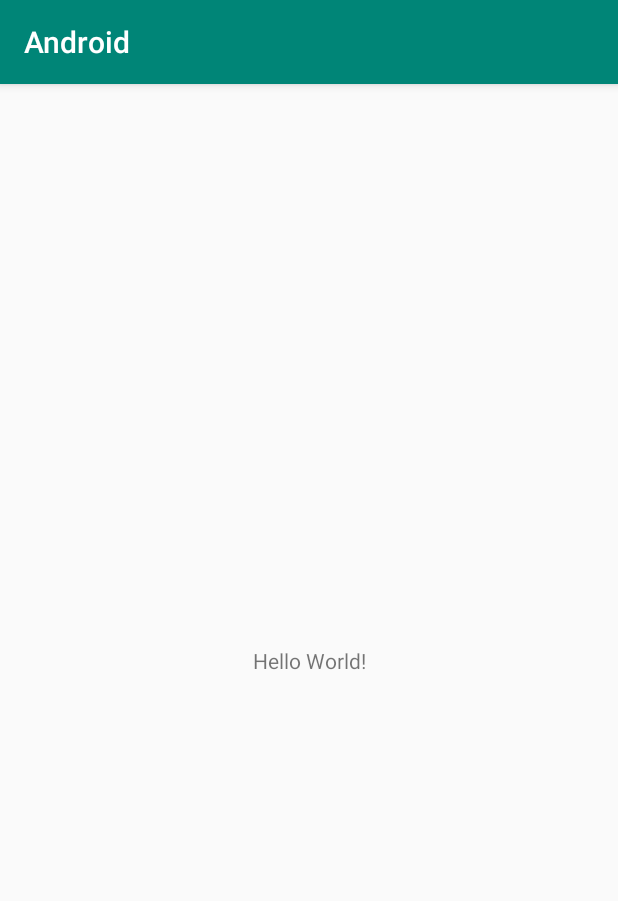
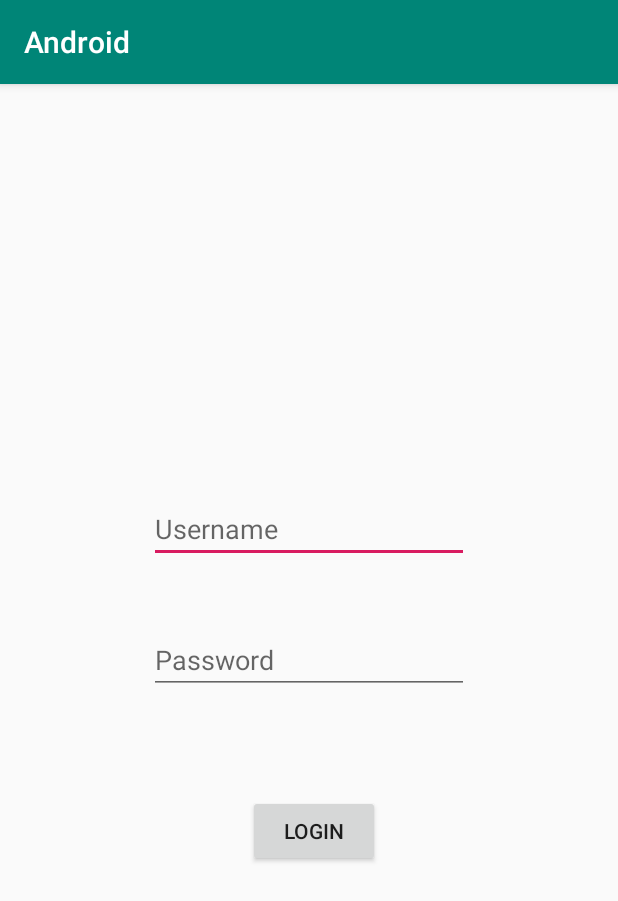
Before and after one commit to Tiberiu-Cocei/Licenta, an Android app: the screen it shows after launch (MainActivity before the commit, LoginActivity after it), on a phone screen of 412 x 824 dp. Shown: the top 901 px of the screen. Run offline under Robolectric (Android 15) with nearby library versions, the phone set to English and light mode, and no system bars.

Commit message:
[Android] Login activity WIP

```diff
--- a/Android/app/src/main/AndroidManifest.xml
+++ b/Android/app/src/main/AndroidManifest.xml
@@ -9,7 +9,7 @@
         android:roundIcon="@mipmap/ic_launcher_round"
         android:supportsRtl="true"
         android:theme="@style/AppTheme">
-        <activity android:name=".MainActivity">
+        <activity android:name=".activities.LoginActivity">
             <intent-filter>
                 <action android:name="android.intent.action.MAIN" />
 
--- a/Android/app/src/main/java/com/android/android/MainActivity.java
+++ /dev/null
@@ -1,14 +0,0 @@
-package com.android.android;
-
-import androidx.appcompat.app.AppCompatActivity;
-
-import android.os.Bundle;
-
-public class MainActivity extends AppCompatActivity {
-
-    @Override
-    protected void onCreate(Bundle savedInstanceState) {
-        super.onCreate(savedInstanceState);
-        setContentView(R.layout.activity_main);
-    }
-}
--- /dev/null
+++ b/Android/app/src/main/java/com/android/android/activities/LoginActivity.java
@@ -0,0 +1,49 @@
+package com.android.android.activities;
+
+import androidx.appcompat.app.AppCompatActivity;
+
+import android.os.Bundle;
+import android.view.View;
+import android.widget.Button;
+import android.widget.EditText;
+import android.widget.TextView;
+
+import com.android.android.R;
+import com.android.android.dtos.LoginDto;
+
+public class LoginActivity extends AppCompatActivity {
+
+    private EditText usernameText;
+
+    private EditText passwordText;
+
+    private TextView messageText;
+
+    @Override
+    protected void onCreate(Bundle savedInstanceState) {
+        super.onCreate(savedInstanceState);
+        setContentView(R.layout.activity_login);
+
+        usernameText = findViewById(R.id.loginUsername);
+        passwordText = findViewById(R.id.loginPassword);
+        messageText = findViewById(R.id.loginMessage);
+
+        final Button login = findViewById(R.id.loginButton);
+        login.setOnClickListener(new View.OnClickListener() {
+            public void onClick(View v) {
+                String username = usernameText.getText().toString();
+                String password = passwordText.getText().toString();
+                if(username.length() == 0) {
+                    messageText.setText(R.string.username_empty_warning);
+                }
+                else if(password.length() == 0) {
+                    messageText.setText(R.string.password_empty_warning);
+                }
+                else {
+                    LoginDto loginDto = new LoginDto(username, password);
+                    //call api
+                }
+            }
+        });
+    }
+}
--- /dev/null
+++ b/Android/app/src/main/java/com/android/android/dtos/LoginDto.java
@@ -0,0 +1,14 @@
+package com.android.android.dtos;
+
+public class LoginDto {
+
+    private String username;
+
+    private String password;
+
+    public LoginDto(String username, String password) {
+        this.username = username;
+        this.password = password;
+    }
+
+}
--- /dev/null
+++ b/Android/app/src/main/java/com/android/android/entities/User.java
@@ -0,0 +1,5 @@
+package com.android.android.entities;
+
+public class User {
+    //todo : use singleton for logged in user
+}
--- /dev/null
+++ b/Android/app/src/main/res/layout/activity_login.xml
@@ -0,0 +1,69 @@
+<?xml version="1.0" encoding="utf-8"?>
+<androidx.constraintlayout.widget.ConstraintLayout xmlns:android="http://schemas.android.com/apk/res/android"
+    xmlns:app="http://schemas.android.com/apk/res-auto"
+    xmlns:tools="http://schemas.android.com/tools"
+    android:layout_width="match_parent"
+    android:layout_height="match_parent"
+    tools:context=".activities.LoginActivity">
+
+    <EditText
+        android:id="@+id/loginUsername"
+        android:layout_width="wrap_content"
+        android:layout_height="wrap_content"
+        android:layout_marginStart="99dp"
+        android:layout_marginTop="254dp"
+        android:layout_marginEnd="99dp"
+        android:layout_marginBottom="22dp"
+        android:ems="10"
+        android:hint="@string/login_username"
+        android:inputType="textPersonName"
+        app:layout_constraintBottom_toTopOf="@+id/loginPassword"
+        app:layout_constraintEnd_toEndOf="parent"
+        app:layout_constraintHorizontal_bias="0.0"
+        app:layout_constraintStart_toStartOf="parent"
+        app:layout_constraintTop_toTopOf="parent" />
+
+    <EditText
+        android:id="@+id/loginPassword"
+        android:layout_width="wrap_content"
+        android:layout_height="wrap_content"
+        android:layout_marginStart="99dp"
+        android:layout_marginEnd="99dp"
+        android:ems="10"
+        android:hint="@string/login_password"
+        android:inputType="textPassword"
+        app:layout_constraintBottom_toBottomOf="parent"
+        app:layout_constraintEnd_toEndOf="parent"
+        app:layout_constraintStart_toStartOf="parent"
+        app:layout_constraintTop_toTopOf="parent" />
+
+    <Button
+        android:id="@+id/loginButton"
+        android:layout_width="wrap_content"
+        android:layout_height="wrap_content"
+        android:layout_marginStart="99dp"
+        android:layout_marginTop="58dp"
+        android:layout_marginEnd="99dp"
+        android:layout_marginBottom="237dp"
+        android:text="@string/login_button"
+        app:layout_constraintBottom_toBottomOf="parent"
+        app:layout_constraintEnd_toEndOf="parent"
+        app:layout_constraintHorizontal_bias="0.529"
+        app:layout_constraintStart_toStartOf="parent"
+        app:layout_constraintTop_toBottomOf="@+id/loginPassword" />
+
+    <TextView
+        android:id="@+id/loginMessage"
+        android:layout_width="wrap_content"
+        android:layout_height="wrap_content"
+        android:layout_marginStart="99dp"
+        android:layout_marginTop="410dp"
+        android:layout_marginEnd="99dp"
+        android:layout_marginBottom="303dp"
+        app:layout_constraintBottom_toBottomOf="parent"
+        app:layout_constraintEnd_toEndOf="parent"
+        app:layout_constraintHorizontal_bias="0.525"
+        app:layout_constraintStart_toStartOf="parent"
+        app:layout_constraintTop_toTopOf="parent"
+        app:layout_constraintVertical_bias="0.0" />
+</androidx.constraintlayout.widget.ConstraintLayout>
--- a/Android/app/src/main/res/layout/activity_main.xml
+++ /dev/null
@@ -1,18 +0,0 @@
-<?xml version="1.0" encoding="utf-8"?>
-<androidx.constraintlayout.widget.ConstraintLayout xmlns:android="http://schemas.android.com/apk/res/android"
-    xmlns:app="http://schemas.android.com/apk/res-auto"
-    xmlns:tools="http://schemas.android.com/tools"
-    android:layout_width="match_parent"
-    android:layout_height="match_parent"
-    tools:context=".MainActivity">
-
-    <TextView
-        android:layout_width="wrap_content"
-        android:layout_height="wrap_content"
-        android:text="Hello World!"
-        app:layout_constraintBottom_toBottomOf="parent"
-        app:layout_constraintLeft_toLeftOf="parent"
-        app:layout_constraintRight_toRightOf="parent"
-        app:layout_constraintTop_toTopOf="parent" />
-
-</androidx.constraintlayout.widget.ConstraintLayout>
--- a/Android/app/src/main/res/values/strings.xml
+++ b/Android/app/src/main/res/values/strings.xml
@@ -1,3 +1,8 @@
 <resources>
     <string name="app_name">Android</string>
+    <string name="login_username">Username</string>
+    <string name="login_password">Password</string>
+    <string name="login_button">Login</string>
+    <string name="username_empty_warning">Username field cannot be empty.</string>
+    <string name="password_empty_warning">Password field cannot be empty.</string>
 </resources>
```
